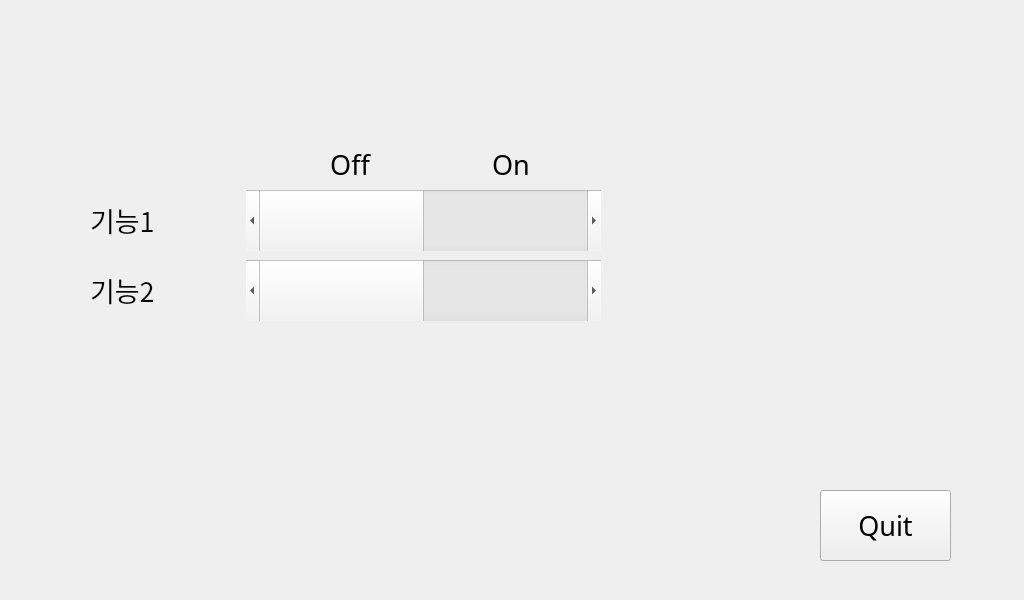
This is src/UI/settingform/settingform.ui in onedayonecoding/IOT_Project_SmartMirror as Qt 5 draws it before an edit. The edited form follows.
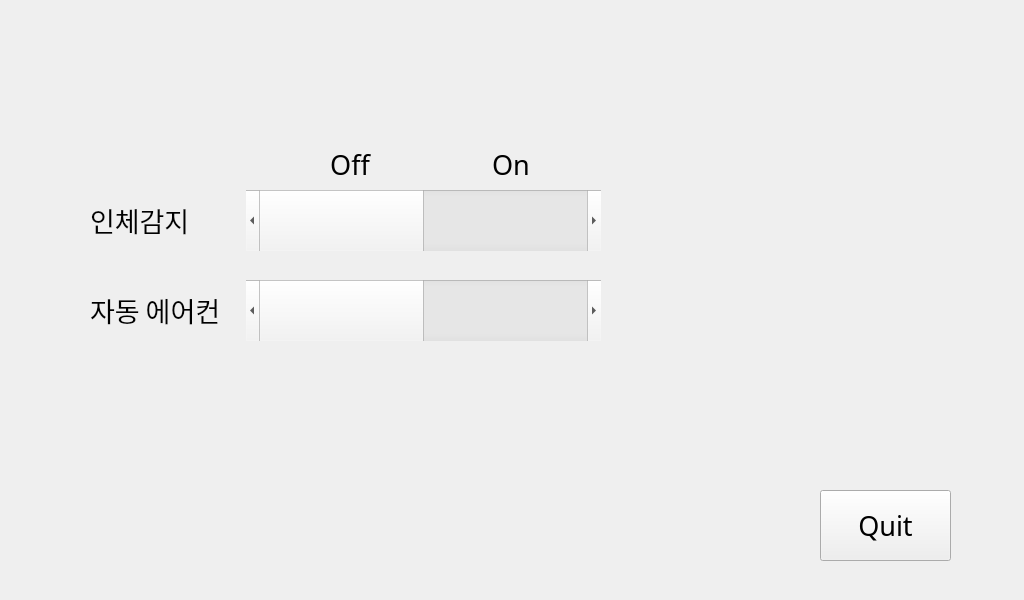
This is the edited form.

Diff of the .ui file:
```diff
--- a/src/UI/settingform/settingform.ui
+++ b/src/UI/settingform/settingform.ui
@@ -38,7 +38,7 @@
        </font>
       </property>
       <property name="text">
-       <string>기능1</string>
+       <string>인체감지</string>
       </property>
      </widget>
     </item>
@@ -141,7 +141,7 @@
    <property name="geometry">
     <rect>
      <x>90</x>
-     <y>260</y>
+     <y>280</y>
      <width>511</width>
      <height>61</height>
     </rect>
@@ -162,7 +162,7 @@
        </font>
       </property>
       <property name="text">
-       <string>기능2</string>
+       <string>자동 에어컨</string>
       </property>
      </widget>
     </item>
```
Left out of the diff: 38 changed lines with no effect on the pictures.
